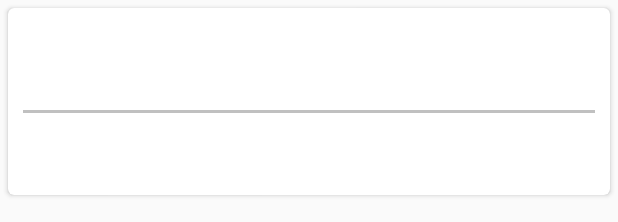
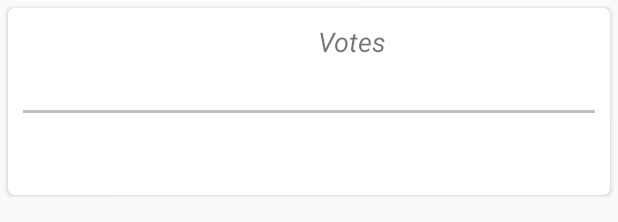
Before and after one commit to ukpa/9gag-Clone, an Android app: the layout post_layout.xml on its own in the app's theme, with its tools: preview values and no code run, on a phone screen of 412 x 824 dp. Shown: the top 222 px of the screen. Run offline under Robolectric (Android 15) with nearby library versions, the phone set to English and light mode, and no system bars.

Commit message:
Votes added

```diff
--- a/app/src/main/java/com/angleapp/PostAdapter.java
+++ b/app/src/main/java/com/angleapp/PostAdapter.java
@@ -43,6 +43,7 @@ public class PostAdapter extends RecyclerView.Adapter<PostAdapter.ViewHolder> {
         public TextView createdAt;
         public ImageView userImage;
         public ImageView userPost;
+        public TextView votePost;
         public ViewHolder(View v) {
             super(v);
             title = (TextView)v.findViewById(R.id.cardpostTitle);
@@ -50,6 +51,7 @@ public class PostAdapter extends RecyclerView.Adapter<PostAdapter.ViewHolder> {
             username = (TextView)v.findViewById(R.id.cardPostUserName);
             createdAt = (TextView)v.findViewById(R.id.cardPostCreationTime);
             userPost = (ImageView)v.findViewById(R.id.cardPostImage);
+            votePost = (TextView)v.findViewById(R.id.cardPostVotes);
         }
     }
 
@@ -85,6 +87,7 @@ public class PostAdapter extends RecyclerView.Adapter<PostAdapter.ViewHolder> {
                 DateUtils.MINUTE_IN_MILLIS,DateUtils.WEEK_IN_MILLIS,0);
         holder.createdAt.setText(String.valueOf(friendlyTime));
         Log.d("ashahsjahsjha",mDataset.get(position).getContent());
+        holder.votePost.setText(String.valueOf(mDataset.get(position).getVotes()));
         holder.userImage.setImageBitmap(AWSMobileClient.defaultMobileClient().getIdentityManager().getUserImage());
         awsMobileClient.createUserFileManager(AWSConfiguration.AMAZON_S3_USER_FILES_BUCKET, "public/", new UserFileManager.BuilderResultHandler() {
             @Override
--- a/app/src/main/res/layout/post_layout.xml
+++ b/app/src/main/res/layout/post_layout.xml
@@ -32,7 +32,16 @@
                 <LinearLayout
                     android:layout_width="match_parent"
                     android:layout_height="match_parent"
-                    android:orientation="vertical">
+                    android:orientation="horizontal"
+                    android:paddingLeft="10dp"
+                    >
+                    <LinearLayout
+                        android:layout_width="wrap_content"
+                        android:layout_height="match_parent"
+                        android:orientation="vertical"
+                        android:layout_gravity="center"
+                        android:gravity="center"
+                        >
                         <TextView
                             android:layout_width="wrap_content"
                             android:layout_height="wrap_content"
@@ -51,6 +60,34 @@
                             />
 
                     </LinearLayout>
+                    <LinearLayout
+                        android:layout_width="match_parent"
+                        android:layout_height="match_parent"
+                        android:orientation="vertical"
+                        android:layout_gravity="right"
+                        android:gravity="right"
+                        >
+                        <TextView
+                            android:layout_width="wrap_content"
+                            android:layout_height="wrap_content"
+                            android:gravity="center"
+                            android:layout_gravity="center"
+                            android:text="Votes"
+                            android:textSize="18dp"
+                            android:textStyle="italic"
+                            />
+                        <TextView
+                            android:layout_width="wrap_content"
+                            android:layout_height="wrap_content"
+                            android:id="@+id/cardPostVotes"
+                            android:gravity="center"
+                            android:layout_gravity="center"
+                            />
+
+                    </LinearLayout>
+
+                </LinearLayout>
+
 
             </LinearLayout>
             <View
```
Lines whose indentation alone changed are shown as unchanged.
